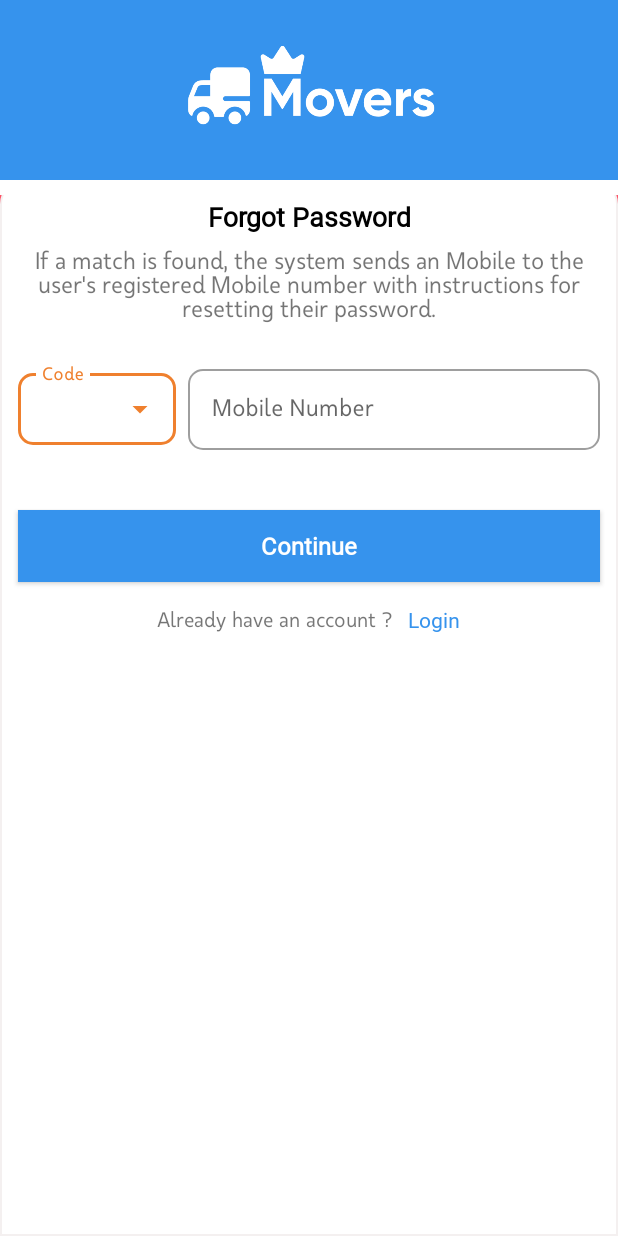
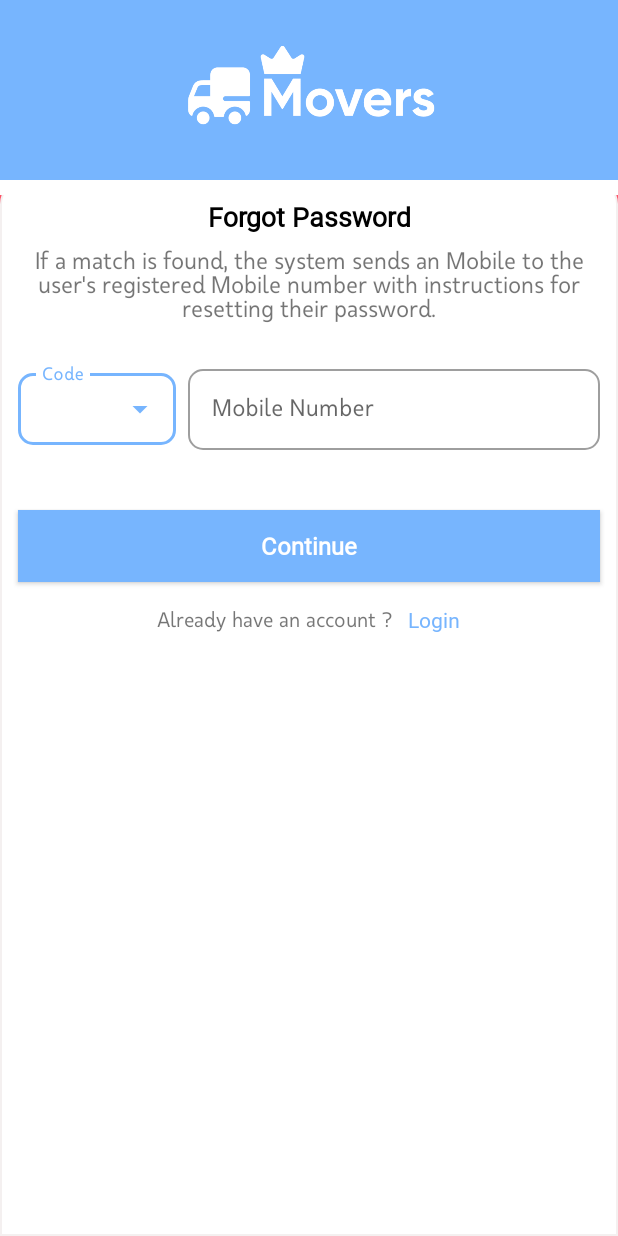
Before and after one commit to Vasanthdev2004/truck-lorry-app, an Android app: the ForgotPasswordActivity screen opened directly, with no data from a screen before it, on a phone screen of 412 x 824 dp. Run offline under Robolectric (Android 15) with nearby library versions, the phone set to English and light mode, and no system bars; our stand-ins replace ButterKnife.

Commit message:
all page colors updated

```diff
--- a/app/src/main/res/layout/activity_forgot_password.xml
+++ b/app/src/main/res/layout/activity_forgot_password.xml
@@ -29,7 +29,7 @@
                 android:id="@+id/l1"
                 android:layout_width="match_parent"
                 android:layout_height="120dp"
-                android:background="#3693ED"
+                android:background="#77b5fe"
                 android:gravity="center"
                 android:orientation="vertical">
 
@@ -156,7 +156,7 @@
                     android:layout_height="wrap_content"
                     android:layout_marginStart="12dp"
                     android:layout_marginEnd="12dp"
-                    android:background="#3693ED"
+                    android:background="#77b5fe"
                     android:gravity="center"
                     android:padding="5dp"
                     android:text="@string/continues"
@@ -189,7 +189,7 @@
                         android:gravity="center"
                         android:padding="5dp"
                         android:text="@string/login"
-                        android:textColor="#3693ED" />
+                        android:textColor="#77b5fe" />
 
 
                 </LinearLayout>
--- a/app/src/main/res/layout/activity_intro.xml
+++ b/app/src/main/res/layout/activity_intro.xml
@@ -43,7 +43,7 @@
             android:layout_alignParentRight="true"
             android:layout_marginTop="10dp"
             android:layout_marginRight="10dp"
-            android:background="#3693ED"
+            android:background="#77b5fe"
             android:gravity="center"
             android:padding="5dp"
             android:text="@string/skip"
@@ -104,7 +104,7 @@
             android:layout_marginLeft="25dp"
             android:layout_marginRight="25dp"
 
-            android:background="#3693ED"
+            android:background="#77b5fe"
             android:gravity="center"
             android:text="@string/next"
             android:textColor="@color/white"
--- a/app/src/main/res/layout/activity_log.xml
+++ b/app/src/main/res/layout/activity_log.xml
@@ -192,7 +192,7 @@
                     android:gravity="right"
                     android:padding="5dp"
                     android:text="@string/forgot_password"
-                    android:textColor="#3693ED" />
+                    android:textColor="#77b5fe" />
             </LinearLayout>
 
             <View
@@ -207,7 +207,7 @@
                 android:layout_marginStart="12dp"
 
                 android:layout_marginEnd="12dp"
-                android:background="#3693ED"
+                android:background="#77b5fe"
                 android:gravity="center"
                 android:padding="5dp"
                 android:text="@string/login" />
@@ -240,7 +240,7 @@
                     android:gravity="center"
                     android:padding="5dp"
                     android:text="@string/sign_up"
-                    android:textColor="#3693ED" />
+                    android:textColor="#77b5fe" />
             </LinearLayout>
         </LinearLayout>
     </LinearLayout>
--- a/app/src/main/res/layout/activity_sign_up.xml
+++ b/app/src/main/res/layout/activity_sign_up.xml
@@ -28,7 +28,7 @@
                 android:id="@+id/l1"
                 android:layout_width="match_parent"
                 android:layout_height="120dp"
-                android:background="#3693ED"
+                android:background="#77b5fe"
                 android:gravity="center"
                 android:orientation="vertical">
 
@@ -307,7 +307,7 @@
                     android:layout_height="wrap_content"
                     android:layout_marginStart="12dp"
                     android:layout_marginEnd="12dp"
-                    android:background="#3693ED"
+                    android:background="#77b5fe"
                     android:gravity="center"
                     android:padding="5dp"
                     android:text="@string/sign_up"
@@ -341,7 +341,7 @@
                         android:gravity="center"
                         android:padding="5dp"
                         android:text="@string/login"
-                        android:textColor="#3693ED" />
+                        android:textColor="#77b5fe" />
 
 
                 </LinearLayout>
--- a/app/src/main/res/values/colors.xml
+++ b/app/src/main/res/values/colors.xml
@@ -1,10 +1,10 @@
 <?xml version="1.0" encoding="utf-8"?>
 <resources>
     <color name="purple_200">#99C4F5</color>
-    <color name="purple_500">#EF802E</color>
-    <color name="purple_700">#EF802E</color>
-    <color name="teal_200">#EF802E</color>
-    <color name="teal_700">#FF9F9F</color>
+    <color name="purple_500">#77b5fe </color>
+    <color name="purple_700">#77b5fe</color>
+    <color name="teal_200">#77b5fe</color>
+    <color name="teal_700">#77b5fe</color>
     <color name="black">#FF000000</color>
     <color name="white">#FFFFFFFF</color>
     <color name="green">#4CAF50</color>
```
